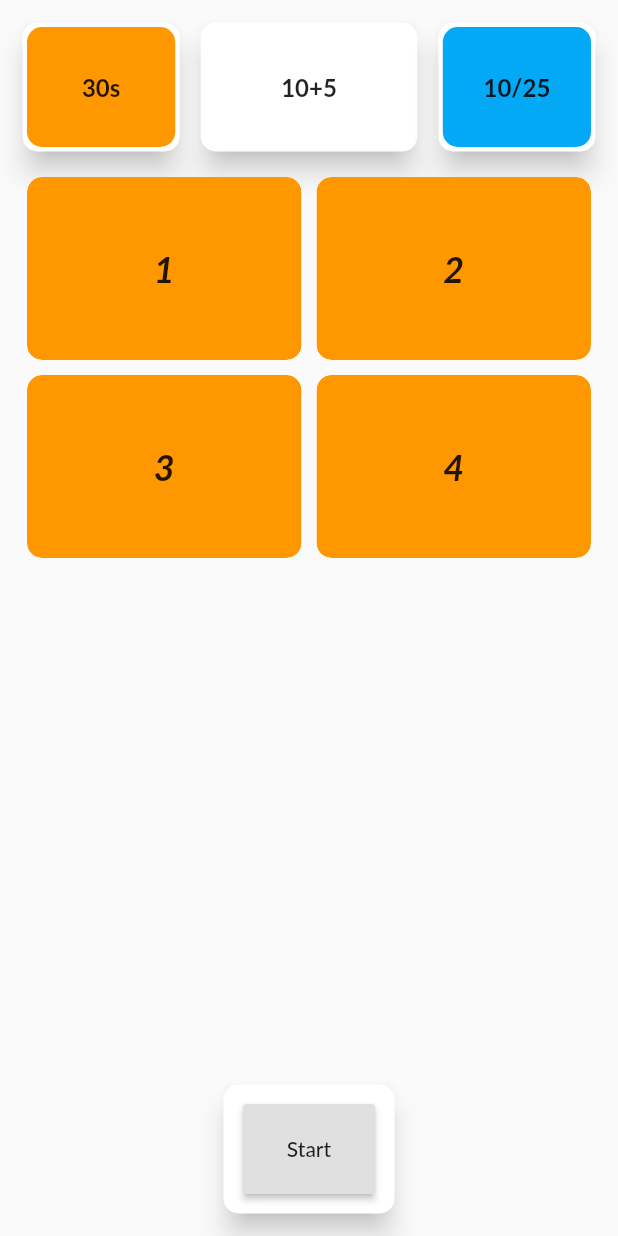
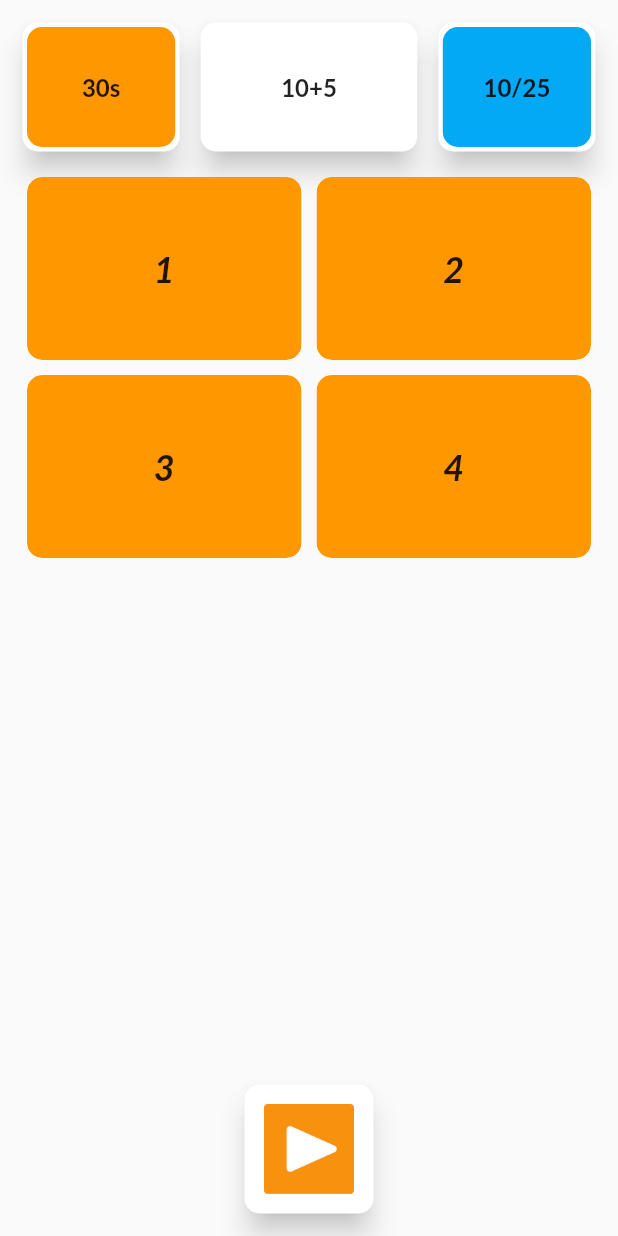
Before and after one commit to offlineprogrammer/brain_trainer_flutter, a Flutter app: the GameScreen screen opened directly, on a phone screen of 412 x 824 dp. Run offline on Flutter 3.47's test engine with Material 2 defaults, Android fonts, the phone set to English and light mode, and no system bars; our stand-ins replace firebase_auth, firebase_core, sign_in_with_apple; accounts and stored records are empty; Roboto replaces fonts that are missing (Lato).

Commit message:
Action Buttons

```diff
--- a/lib/screens/game_screen.dart
+++ b/lib/screens/game_screen.dart
@@ -1,3 +1,4 @@
+import 'package:brain_trainer_app/widgets/action_buttons.dart';
 import 'package:brain_trainer_app/widgets/answers_grid.dart';
 import 'package:brain_trainer_app/widgets/timer_question_score.dart';
 import 'package:flutter/material.dart';
@@ -13,26 +14,7 @@ class GameScreen extends StatelessWidget {
           children: [
             TimerQuestionScoreRow(),
             Expanded(child: AnswersGrid()),
-            SizedBox(
-              height: 100,
-              child: Card(
-                margin: EdgeInsets.all(10),
-                elevation: 8,
-                child: Container(
-                  decoration: BoxDecoration(
-                    borderRadius: BorderRadius.circular(10),
-                    boxShadow: [
-                      BoxShadow(color: Colors.white, spreadRadius: 3),
-                    ],
-                  ),
-                  padding: EdgeInsets.all(10),
-                  child: RaisedButton(
-                    onPressed: () {},
-                    child: (Text('Start')),
-                  ),
-                ),
-              ),
-            ),
+            ActionButtons(),
           ],
         ),
       ),
--- /dev/null
+++ b/lib/widgets/action_buttons.dart
@@ -0,0 +1,31 @@
+import 'package:flutter/material.dart';
+
+class ActionButtons extends StatelessWidget {
+  const ActionButtons({
+    Key key,
+  }) : super(key: key);
+
+  @override
+  Widget build(BuildContext context) {
+    return SizedBox(
+      height: 100,
+      child: Card(
+        margin: EdgeInsets.all(10),
+        elevation: 8,
+        child: Container(
+          decoration: BoxDecoration(
+            borderRadius: BorderRadius.circular(10),
+            boxShadow: [
+              BoxShadow(color: Colors.white, spreadRadius: 3),
+            ],
+          ),
+          padding: EdgeInsets.all(10),
+          child: Image.asset(
+            'assets/images/play.png',
+            fit: BoxFit.cover,
+          ),
+        ),
+      ),
+    );
+  }
+}
```
